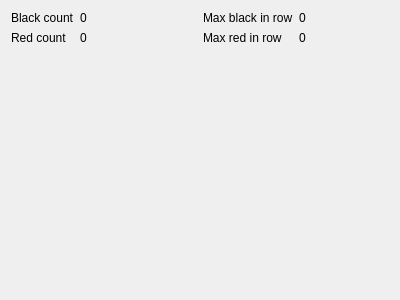
The window that systems/martingale/martingalestatisticswidget.ui (martin-kudlicka/roulette-bot) describes before a commit, drawn with Qt 5.
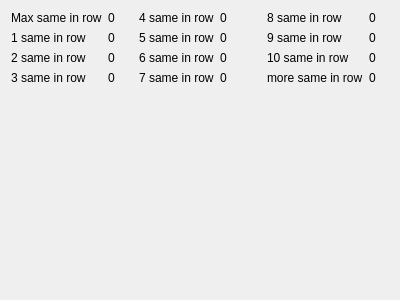
The same window after the commit.

Commit message: * same in row information in statistics instead of color count

```diff
--- a/systems/martingale/martingalestatisticswidget.ui
+++ b/systems/martingale/martingalestatisticswidget.ui
@@ -15,14 +15,11 @@
   </property>
   <layout class="QHBoxLayout" name="horizontalLayout">
    <item>
-    <layout class="QFormLayout" name="formLayout">
-     <property name="fieldGrowthPolicy">
-      <enum>QFormLayout::AllNonFixedFieldsGrow</enum>
-     </property>
+    <layout class="QFormLayout" name="formLayout_4">
      <item row="0" column="0">
       <widget class="QLabel" name="label">
        <property name="text">
-        <string>Black count</string>
+        <string>Max same in row</string>
        </property>
       </widget>
      </item>
@@ -36,7 +33,7 @@
      <item row="1" column="0">
       <widget class="QLabel" name="label_2">
        <property name="text">
-        <string>Red count</string>
+        <string>1 same in row</string>
        </property>
       </widget>
      </item>
@@ -47,6 +44,34 @@
        </property>
       </widget>
      </item>
+     <item row="2" column="0">
+      <widget class="QLabel" name="label_12">
+       <property name="text">
+        <string>2 same in row</string>
+       </property>
+      </widget>
+     </item>
+     <item row="2" column="1">
+      <widget class="QLabel" name="ql2SameColorInRow">
+       <property name="text">
+        <string>0</string>
+       </property>
+      </widget>
+     </item>
+     <item row="3" column="0">
+      <widget class="QLabel" name="label_16">
+       <property name="text">
+        <string>3 same in row</string>
+       </property>
+      </widget>
+     </item>
+     <item row="3" column="1">
+      <widget class="QLabel" name="ql3SameColorInRow">
+       <property name="text">
+        <string>0</string>
+       </property>
+      </widget>
+     </item>
     </layout>
    </item>
    <item>
@@ -54,29 +79,120 @@
      <property name="fieldGrowthPolicy">
       <enum>QFormLayout::AllNonFixedFieldsGrow</enum>
      </property>
+     <item row="0" column="1">
+      <widget class="QLabel" name="ql4SameColorInRow">
+       <property name="text">
+        <string>0</string>
+       </property>
+      </widget>
+     </item>
+     <item row="1" column="0">
+      <widget class="QLabel" name="label_18">
+       <property name="text">
+        <string>5 same in row</string>
+       </property>
+      </widget>
+     </item>
+     <item row="1" column="1">
+      <widget class="QLabel" name="ql5SameColorInRow">
+       <property name="text">
+        <string>0</string>
+       </property>
+      </widget>
+     </item>
+     <item row="2" column="0">
+      <widget class="QLabel" name="label_13">
+       <property name="text">
+        <string>6 same in row</string>
+       </property>
+      </widget>
+     </item>
+     <item row="2" column="1">
+      <widget class="QLabel" name="ql6SameColorInRow">
+       <property name="text">
+        <string>0</string>
+       </property>
+      </widget>
+     </item>
      <item row="0" column="0">
       <widget class="QLabel" name="label_4">
        <property name="text">
-        <string>Max black in row</string>
+        <string>4 same in row</string>
        </property>
       </widget>
      </item>
-     <item row="0" column="1">
-      <widget class="QLabel" name="qlMaxBlackInRow">
+     <item row="3" column="0">
+      <widget class="QLabel" name="label_14">
        <property name="text">
+        <string>7 same in row</string>
+       </property>
+      </widget>
+     </item>
+     <item row="3" column="1">
+      <widget class="QLabel" name="ql7SameColorInRow">
+       <property name="text">
         <string>0</string>
        </property>
       </widget>
      </item>
+    </layout>
+   </item>
+   <item>
+    <layout class="QFormLayout" name="formLayout_5">
+     <property name="fieldGrowthPolicy">
+      <enum>QFormLayout::AllNonFixedFieldsGrow</enum>
+     </property>
+     <item row="3" column="0">
+      <widget class="QLabel" name="label_15">
+       <property name="text">
+        <string>more same in row</string>
+       </property>
+      </widget>
+     </item>
+     <item row="3" column="1">
+      <widget class="QLabel" name="qlMoreSameColorInRow">
+       <property name="text">
+        <string>0</string>
+       </property>
+      </widget>
+     </item>
+     <item row="0" column="0">
+      <widget class="QLabel" name="label_19">
+       <property name="text">
+        <string>8 same in row</string>
+       </property>
+      </widget>
+     </item>
      <item row="1" column="0">
-      <widget class="QLabel" name="label_6">
+      <widget class="QLabel" name="label_20">
        <property name="text">
-        <string>Max red in row</string>
+        <string>9 same in row</string>
        </property>
       </widget>
      </item>
+     <item row="2" column="0">
+      <widget class="QLabel" name="label_21">
+       <property name="text">
+        <string>10 same in row</string>
+       </property>
+      </widget>
+     </item>
+     <item row="0" column="1">
+      <widget class="QLabel" name="ql8SameColorInRow">
+       <property name="text">
+        <string>0</string>
+       </property>
+      </widget>
+     </item>
      <item row="1" column="1">
-      <widget class="QLabel" name="qlMaxRedInRow">
+      <widget class="QLabel" name="ql9SameColorInRow">
+       <property name="text">
+        <string>0</string>
+       </property>
+      </widget>
+     </item>
+     <item row="2" column="1">
+      <widget class="QLabel" name="ql10SameColorInRow">
        <property name="text">
         <string>0</string>
        </property>
```
Left out of the diff: 12 changed lines with no effect on the pictures. The commit also changes 4 other files.
